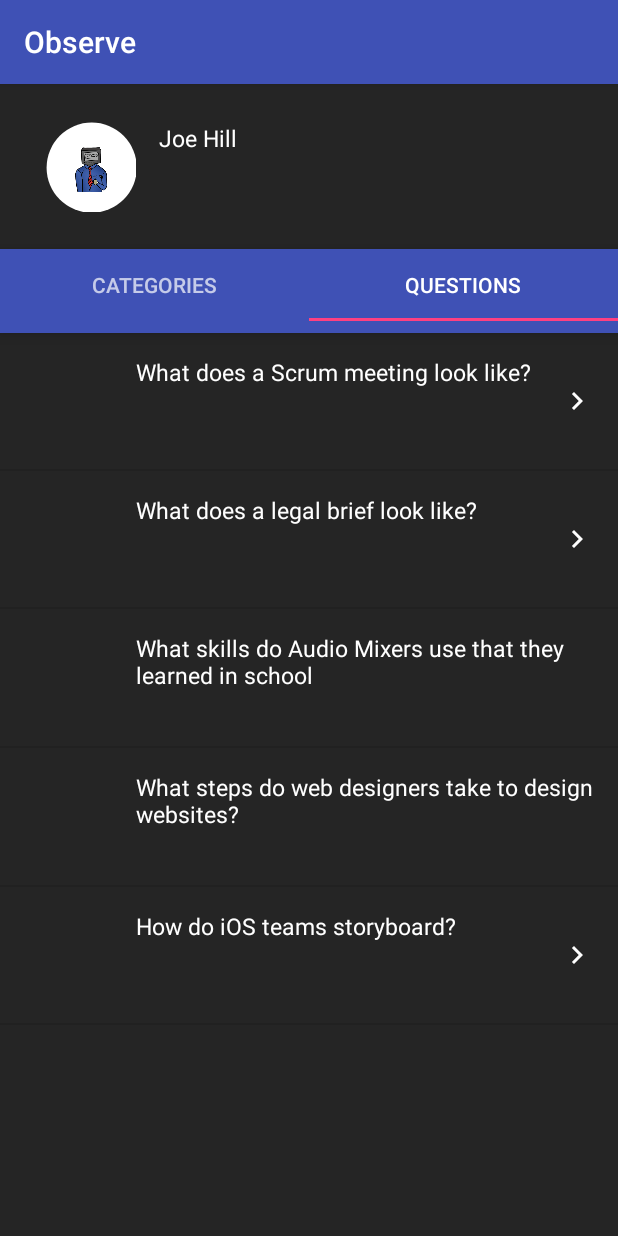
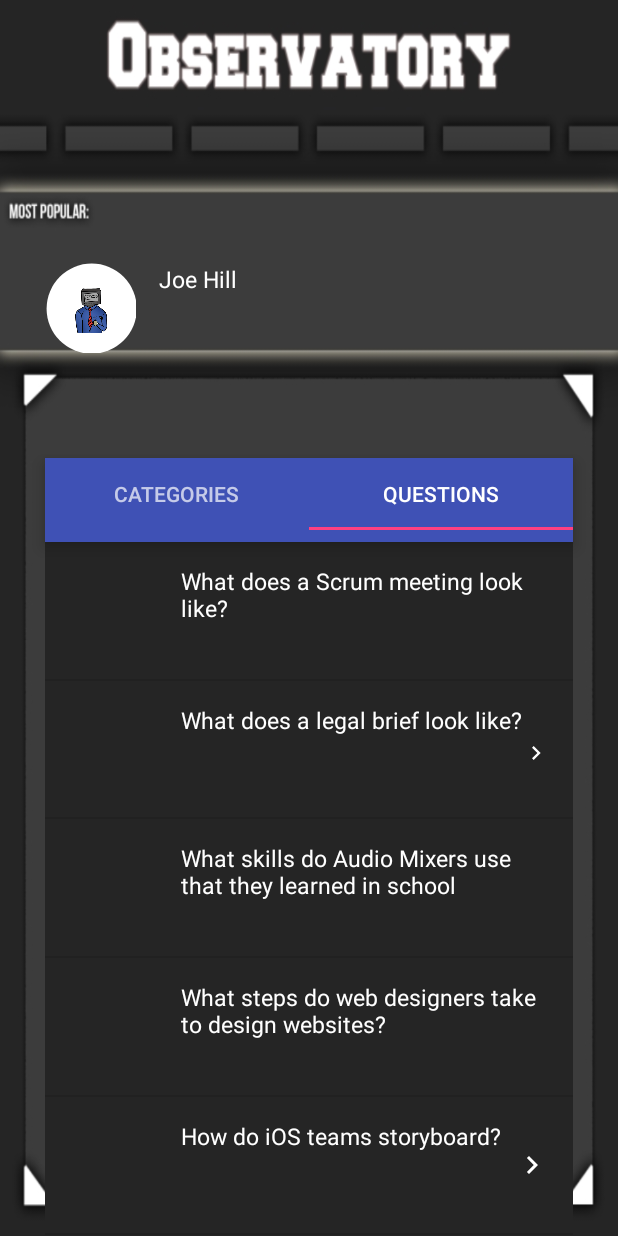
Before and after one commit to calebdre/Oberve, an Android app: the BoardsActivity screen opened directly, with no data from a screen before it, tab 2 chosen, on a phone screen of 412 x 824 dp. Run offline under Robolectric (Android 15) with nearby library versions, the phone set to English and light mode, and no system bars; our stand-ins replace ButterKnife, Picasso; pictures from the network do not load; 4 statements that could not run were skipped.

Commit message:
Added bg to boards page

```diff
--- a/app/src/main/java/com/observe/Views/BoardsActivity.java
+++ b/app/src/main/java/com/observe/Views/BoardsActivity.java
@@ -1,11 +1,16 @@
 package com.observe.Views;
 
+import android.content.Intent;
 import android.os.Bundle;
 import android.support.design.widget.TabLayout;
 import android.support.v4.view.ViewPager;
 import android.support.v7.app.AppCompatActivity;
 import android.support.v7.widget.LinearLayoutManager;
 import android.support.v7.widget.RecyclerView;
+import android.view.MotionEvent;
+import android.view.View;
+import android.view.Window;
+import android.view.WindowManager;
 
 import com.observe.CustomPagerAdapter;
 import com.observe.R;
@@ -28,7 +33,16 @@ public class BoardsActivity extends AppCompatActivity {
         super.onCreate(savedInstanceState);
         setContentView(R.layout.activity_boards);
         ButterKnife.bind(this);
+        Window window = getWindow();
 
+// clear FLAG_TRANSLUCENT_STATUS flag:
+        window.clearFlags(WindowManager.LayoutParams.FLAG_TRANSLUCENT_STATUS);
+
+// add FLAG_DRAWS_SYSTEM_BAR_BACKGROUNDS flag to the window
+        window.addFlags(WindowManager.LayoutParams.FLAG_DRAWS_SYSTEM_BAR_BACKGROUNDS);
+
+// finally change the color
+        window.setStatusBarColor(getResources().getColor(R.color.textBg, null));
         tabLayout.addTab(tabLayout.newTab().setText("Categories"));
         tabLayout.addTab(tabLayout.newTab().setText("Questions"));
         tabLayout.setTabGravity(TabLayout.GRAVITY_FILL);
@@ -56,5 +70,13 @@ public class BoardsActivity extends AppCompatActivity {
         List<String> names = Arrays.asList("Julia Brooks", "Dorothy Hoffman", "Carol Weaver","Marilyn Meyer","Sally Mae","Shannon Bob");
         topPosts.setAdapter(new RecyclerAdapter(names, this));
         topPosts.setLayoutManager(new LinearLayoutManager(this, LinearLayoutManager.HORIZONTAL, false));
+
+        topPosts.setOnTouchListener(new View.OnTouchListener() {
+            @Override
+            public boolean onTouch(View v, MotionEvent event) {
+                startActivity(new Intent(BoardsActivity.this, ProfileActivity.class));
+                return false;
+            }
+        });
     }
 }
--- a/app/src/main/res/layout/activity_boards.xml
+++ b/app/src/main/res/layout/activity_boards.xml
@@ -1,16 +1,19 @@
 <?xml version="1.0" encoding="utf-8"?>
 <LinearLayout xmlns:android="http://schemas.android.com/apk/res/android"
     android:orientation="vertical" android:layout_width="match_parent"
-    android:background="#252525"
+    android:background="@drawable/observatory_page_plain1"
     android:layout_height="match_parent">
     <android.support.v7.widget.RecyclerView
         android:id="@+id/top_posts"
-        android:layout_marginTop="10dp"
+        android:layout_marginTop="160dp"
         android:paddingLeft="15dp"
         android:paddingRight="15dp"
         android:layout_width="match_parent"
         android:layout_height="100dp"/>
     <android.support.design.widget.TabLayout
+        android:layout_marginLeft="30dp"
+        android:layout_marginRight="30dp"
+        android:layout_marginTop="45dp"
         android:id="@+id/tab_layout"
         android:layout_width="match_parent"
         android:layout_height="wrap_content"
@@ -21,6 +24,8 @@
         android:theme="@style/ThemeOverlay.AppCompat.Dark.ActionBar"/>
 
     <android.support.v4.view.ViewPager
+        android:paddingLeft="30dp"
+        android:paddingRight="30dp"
         android:id="@+id/pager"
         android:layout_width="match_parent"
         android:layout_height="fill_parent"
--- a/app/src/main/res/layout/activity_login.xml
+++ b/app/src/main/res/layout/activity_login.xml
@@ -14,7 +14,7 @@
         android:layout_width="wrap_content"
         android:layout_height="wrap_content">
         <EditText
-            android:background="@color/textBg"
+            android:background="#a6a6a6"
             android:layout_width="wrap_content"
             android:layout_height="wrap_content"
             android:paddingTop="7dp"
@@ -26,7 +26,7 @@
             android:hint="username"/>
 
         <EditText
-            android:background="@color/textBg"
+            android:background="#a6a6a6"
             android:layout_width="wrap_content"
             android:layout_height="wrap_content"
             android:paddingTop="7dp"
@@ -42,7 +42,7 @@
             android:layout_width="wrap_content"
             android:layout_height="wrap_content"
             android:text="Login"
-            android:background="@color/textBg"
+            android:background="#a6a6a6"
             android:id="@+id/loginButton"
             android:layout_alignParentTop="true"
             />
--- a/app/src/main/res/values/colors.xml
+++ b/app/src/main/res/values/colors.xml
@@ -3,5 +3,5 @@
     <color name="colorPrimary">#3F51B5</color>
     <color name="colorPrimaryDark">#303F9F</color>
     <color name="colorAccent">#FF4081</color>
-    <color name="textBg">#a6a6a6</color>
+    <color name="textBg">#FF3E3E3E</color>
 </resources>
--- a/app/src/main/res/values/styles.xml
+++ b/app/src/main/res/values/styles.xml
@@ -1,7 +1,7 @@
 <resources>
 
     <!-- Base application theme. -->
-    <style name="AppTheme" parent="Theme.AppCompat.Light.DarkActionBar">
+    <style name="AppTheme" parent="Theme.AppCompat.Light.NoActionBar">
         <!-- Customize your theme here. -->
         <item name="colorPrimary">@color/colorPrimary</item>
         <item name="colorPrimaryDark">@color/colorPrimaryDark</item>
```
Also changed, not shown: app/src/main/java/com/observe/Views/LoginActivity.java (+13 -0 lines), app/src/main/java/com/observe/Views/ProfessionalsActivity.java (+12 -0 lines), app/src/main/java/com/observe/Views/ProfessionsActivity.java (+11 -0 lines), app/src/main/java/com/observe/Views/ProfileActivity.java (+12 -0 lines), app/src/main/java/com/observe/Views/VideoActivity.java (+11 -0 lines), app/src/main/java/com/observe/Views/ViewVideosActivity.java (+12 -0 lines), app/src/main/res/layout/activity_record_video.xml (deleted, +0 -7 lines).
